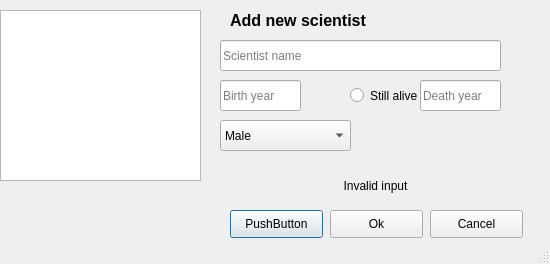
Qt form addscientistdialog.ui (gudmundurb/H22) before a commit.
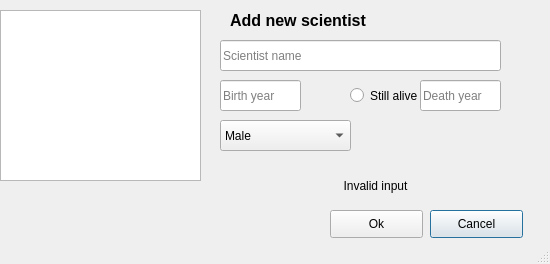
The same form after that commit.

```diff
--- a/addscientistdialog.ui
+++ b/addscientistdialog.ui
@@ -16,19 +16,6 @@
   <property name="sizeGripEnabled">
    <bool>true</bool>
   </property>
-  <widget class="QPushButton" name="pushButton_3">
-   <property name="geometry">
-    <rect>
-     <x>230</x>
-     <y>210</y>
-     <width>93</width>
-     <height>28</height>
-    </rect>
-   </property>
-   <property name="text">
-    <string>PushButton</string>
-   </property>
-  </widget>
   <widget class="QLineEdit" name="InputScientistName">
    <property name="geometry">
     <rect>
```
